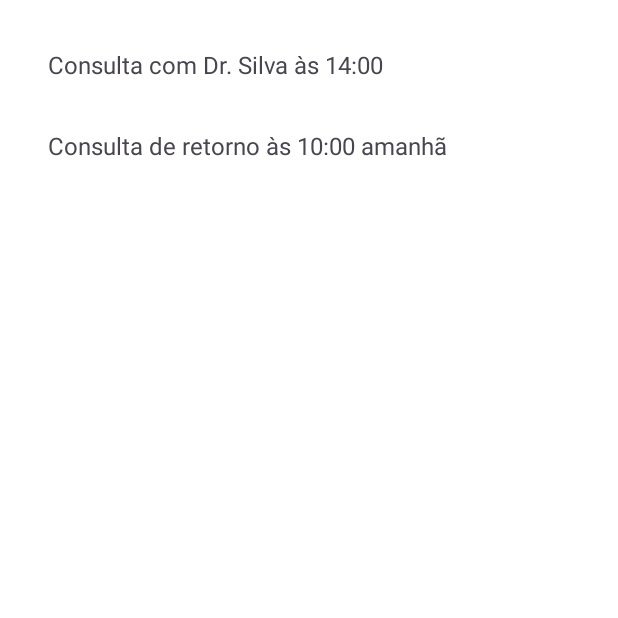
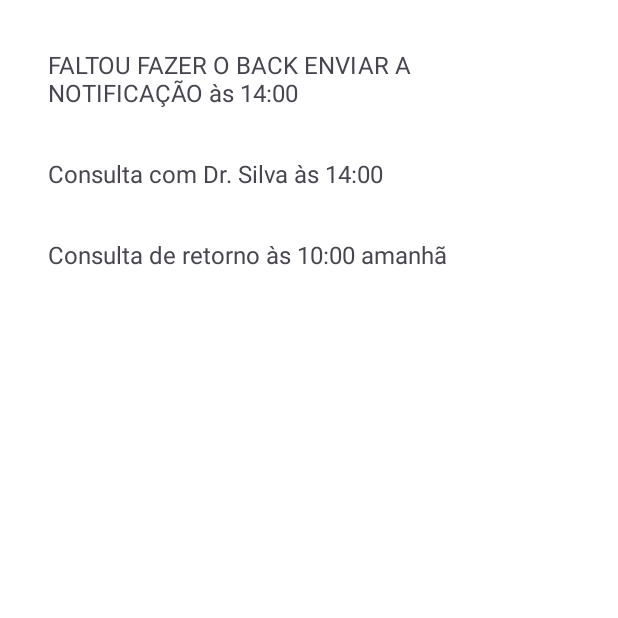
Before and after one commit to joao-vittorr/AvaliacaoConsultaMedicaAppAndroidComApiEmJava, an Android app: the NotificacoesActivity screen opened directly, with no data from a screen before it, on a phone screen of 412 x 824 dp, the top half of it. Run offline under Robolectric (Android 15) with nearby library versions, the phone set to English and light mode, and no system bars.

Commit message:
Adicionando @SuppressLint na classe listar paciente, corrigindo editar cadastro de consulta

```diff
--- a/app/src/main/java/com/example/consultamedicaapp/ListarPacientesActivity.java
+++ b/app/src/main/java/com/example/consultamedicaapp/ListarPacientesActivity.java
@@ -1,5 +1,6 @@
 package com.example.consultamedicaapp;
 
+import android.annotation.SuppressLint;
 import android.content.Intent;
 import android.os.AsyncTask;
 import android.os.Bundle;
@@ -66,6 +67,7 @@ public class ListarPacientesActivity extends AppCompatActivity {
         carregarPacientes(); // Carrega a lista de pacientes
     }
 
+    @SuppressLint("StaticFieldLeak")
     private void carregarPacientes() {
         new AsyncTask<Void, Void, List<Paciente>>() {
             @Override
--- a/app/src/main/java/com/example/consultamedicaapp/NotificacoesActivity.java
+++ b/app/src/main/java/com/example/consultamedicaapp/NotificacoesActivity.java
@@ -31,6 +31,7 @@ public class NotificacoesActivity extends AppCompatActivity {
 
         // Adicione a lógica para buscar notificações da API
         // Aqui, vamos adicionar notificações de exemplo
+        notificacaoList.add(new Notificacao("FALTOU FAZER O BACK ENVIAR A NOTIFICAÇÃO às 14:00"));
         notificacaoList.add(new Notificacao("Consulta com Dr. Silva às 14:00"));
         notificacaoList.add(new Notificacao("Consulta de retorno às 10:00 amanhã"));
 
--- a/app/src/main/res/layout/activity_editar_consulta.xml
+++ b/app/src/main/res/layout/activity_editar_consulta.xml
@@ -4,7 +4,8 @@
     android:layout_width="match_parent"
     android:layout_height="match_parent"
     android:orientation="vertical"
-    android:padding="16dp">
+    android:padding="16dp"
+    android:background="@android:color/white">
 
     <TextView
         android:layout_width="match_parent"
```
